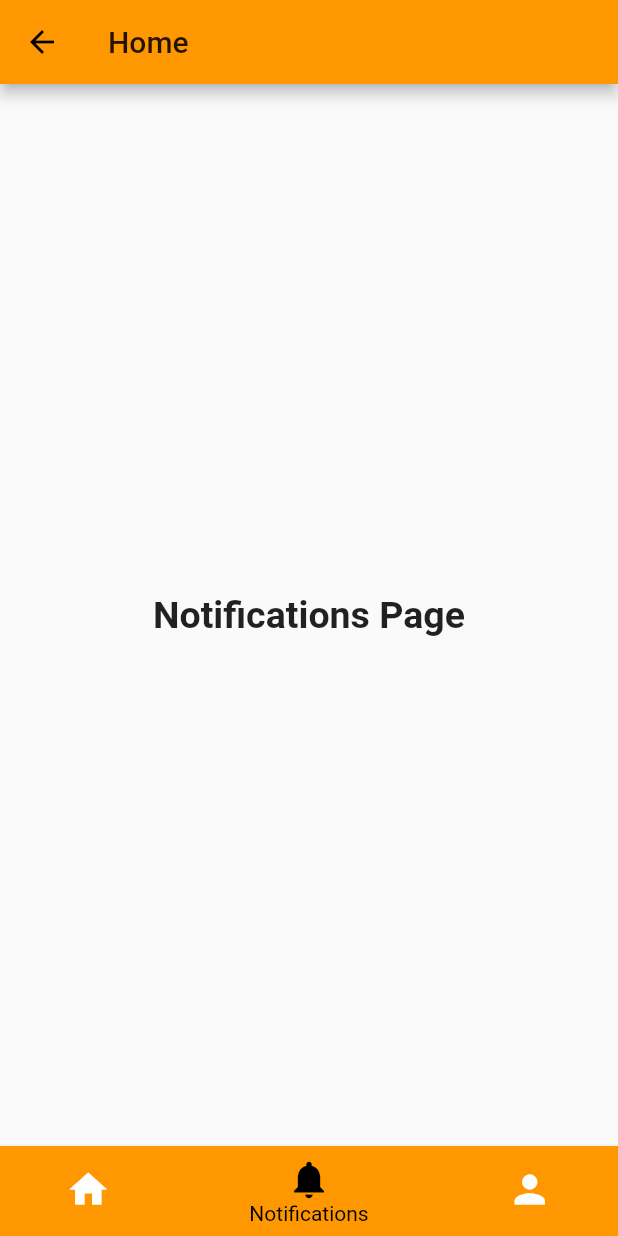
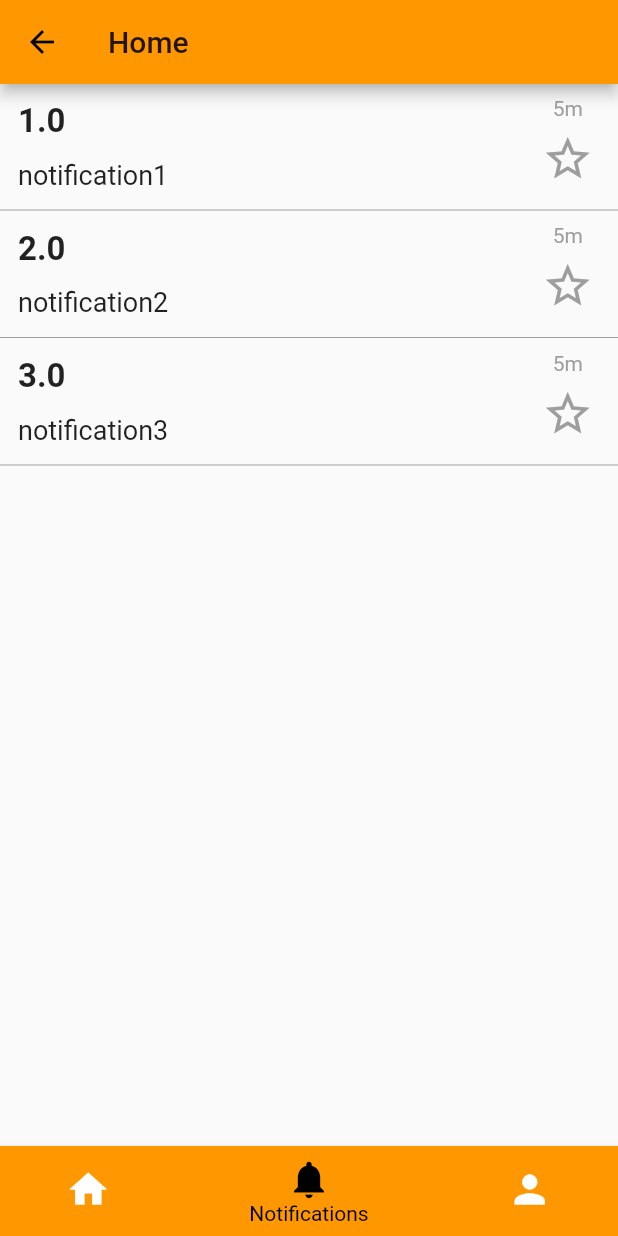
Before and after one commit to Soumya-del16/flut_app, a Flutter app: the MyNavigationBar screen opened directly, item 2 of the bottom bar chosen, on a phone screen of 412 x 824 dp. Run offline on Flutter 3.47's test engine with Material 2 defaults, Android fonts, the phone set to English and light mode, and no system bars; our stand-ins replace simple_animations; network calls fail.

Commit message:
31-03-2021/22:32

```diff
--- /dev/null
+++ b/lib/allscreens/home_fragments/notification_data_response.dart
@@ -0,0 +1,18 @@
+
+class SenderDataResponse{
+ final double notifyid;
+  final String notifyDescription;
+  final String notifyTime;
+
+
+ SenderDataResponse({required this.notifyid,required this.notifyDescription,required this.notifyTime});
+
+  factory SenderDataResponse.fromJson(Map<String, dynamic> json) {
+    return new  SenderDataResponse(
+      notifyid: json['NOTIFYID'],
+      notifyDescription: json['NOTIFYDESCR'],
+      notifyTime : json['NOTIFYTIME'],
+    );
+  }
+
+}
--- /dev/null
+++ b/lib/allscreens/home_fragments/notification_frag.dart
@@ -0,0 +1,120 @@
+import 'package:flut_app/allscreens/home_fragments/notification_data_response.dart';
+import 'package:flutter/foundation.dart';
+import 'package:flutter/material.dart';
+
+class MyNotificationRecyclerClass extends StatefulWidget{
+  @override
+  State<StatefulWidget> createState() {
+    return new _MyNotificationRecyclerClassState();
+  }
+
+}
+
+class SenderDataViewModel{
+  List<SenderDataResponse> senderDataItemslist;
+  SenderDataViewModel({ required this.senderDataItemslist});
+
+  getSenderData() =>
+      <SenderDataResponse>[
+        SenderDataResponse(
+          notifyid: 1.00,
+          notifyDescription: 'notification1',
+          notifyTime: '1:00 pm'
+        ),
+        SenderDataResponse(
+            notifyid: 2.00,
+            notifyDescription: 'notification2',
+            notifyTime: '2:00 pm'
+        ),
+        SenderDataResponse(
+            notifyid: 3.00,
+            notifyDescription: 'notification3',
+            notifyTime: '3:00 pm'
+        )
+      ];
+}
+
+
+class _MyNotificationRecyclerClassState extends State<MyNotificationRecyclerClass>{
+
+  final _postsenderData = SenderDataViewModel(senderDataItemslist: []);
+  late List<SenderDataResponse> senderDataItemslist;
+  @override
+  void initState() {
+    super.initState();
+    senderDataItemslist =  _postsenderData.getSenderData();
+  }
+
+  @override
+  Widget build(BuildContext context) {
+
+    return Scaffold(
+      body: ListView.builder(
+        itemBuilder: (context, position) {
+          return Column(
+            children: <Widget>[
+              Row(
+                mainAxisAlignment: MainAxisAlignment.spaceBetween,
+                children: <Widget>[
+                  Column(
+                    crossAxisAlignment: CrossAxisAlignment.start,
+                    children: <Widget>[
+                      Padding(
+                        padding:
+                        const EdgeInsets.fromLTRB(12.0, 12.0, 12.0, 6.0),
+                        child: Text(
+                          senderDataItemslist[position].notifyid.toString(),
+                          style: TextStyle(
+                              fontSize: 22.0, fontWeight: FontWeight.bold),
+                        ),
+                      ),
+                      Padding(
+                        padding:
+                        const EdgeInsets.fromLTRB(12.0, 6.0, 12.0, 12.0),
+                        child: Text(
+                          senderDataItemslist[position].notifyDescription,
+                          style: TextStyle(fontSize: 18.0),
+                        ),
+                      ),
+                    ],
+                  ),
+                  Padding(
+                    padding: const EdgeInsets.all(8.0),
+                    child: Column(
+                      mainAxisAlignment: MainAxisAlignment.spaceEvenly,
+                      children: <Widget>[
+                        Text(
+                          "5m",
+                          style: TextStyle(color: Colors.grey),
+                        ),
+                        Padding(
+                          padding: const EdgeInsets.all(8.0),
+                          child: Icon(
+                            Icons.star_border,
+                            size: 35.0,
+                            color: Colors.grey,
+                          ),
+                        ),
+                      ],
+                    ),
+                  ),
+                ],
+              ),
+              Divider(
+                height: 2.0,
+                color: Colors.grey,
+              )
+            ],
+          );
+        },
+        itemCount: senderDataItemslist.length,
+      ),
+    );
+  }
+  @override
+  void debugFillProperties(DiagnosticPropertiesBuilder properties) {
+    super.debugFillProperties(properties);
+    properties.add(IterableProperty<SenderDataResponse>('senderDataItemslist', senderDataItemslist));
+  }
+
+}
--- a/lib/allscreens/navi_home.dart
+++ b/lib/allscreens/navi_home.dart
@@ -1,3 +1,4 @@
+import 'package:flut_app/allscreens/home_fragments/notification_frag.dart';
 import 'package:flutter/material.dart';
 
 
@@ -13,11 +14,16 @@ class MyNavigationBar extends StatefulWidget {
 
 class _MyNavigationBarState extends State<MyNavigationBar > {
   int _selectedIndex = 0;
-  static const List<Widget> _widgetOptions = <Widget>[
+  List<Widget> _widgetOptions = <Widget>[
     Text('Home Page', style: TextStyle(fontSize: 25, fontWeight: FontWeight.bold)),
+    MyNotificationRecyclerClass(),
+  Text('Profile Page', style: TextStyle(fontSize: 25, fontWeight: FontWeight.bold)),
+  ];
+  /*  Text('Home Page', style: TextStyle(fontSize: 25, fontWeight: FontWeight.bold)),
     Text('Notifications Page', style: TextStyle(fontSize: 25, fontWeight: FontWeight.bold)),
-    Text('Profile Page', style: TextStyle(fontSize: 25, fontWeight: FontWeight.bold)),
-  ];
+    Text('Profile Page', style: TextStyle(fontSize: 25, fontWeight: FontWeight.bold)),*/
+
+
 
   void _onItemTapped(int index) {
     setState(() {
@@ -46,6 +52,7 @@ class _MyNavigationBarState extends State<MyNavigationBar > {
                 icon: Icon(Icons.notifications),
                 title: Text('Notifications'),
                 backgroundColor: Colors.orange
+
             ),
             BottomNavigationBarItem(
               icon: Icon(Icons.person),
--- a/pubspec.yaml
+++ b/pubspec.yaml
@@ -33,6 +33,7 @@ dev_dependencies:
   flutter_test:
     sdk: flutter
   simple_animations: ^1.3.3
+  image_picker: ^0.7.4
 
 # For information on the generic Dart part of this file, see the
 # following page: https://dart.dev/tools/pub/pubspec
```
Also changed, not shown: pubspec.lock.
